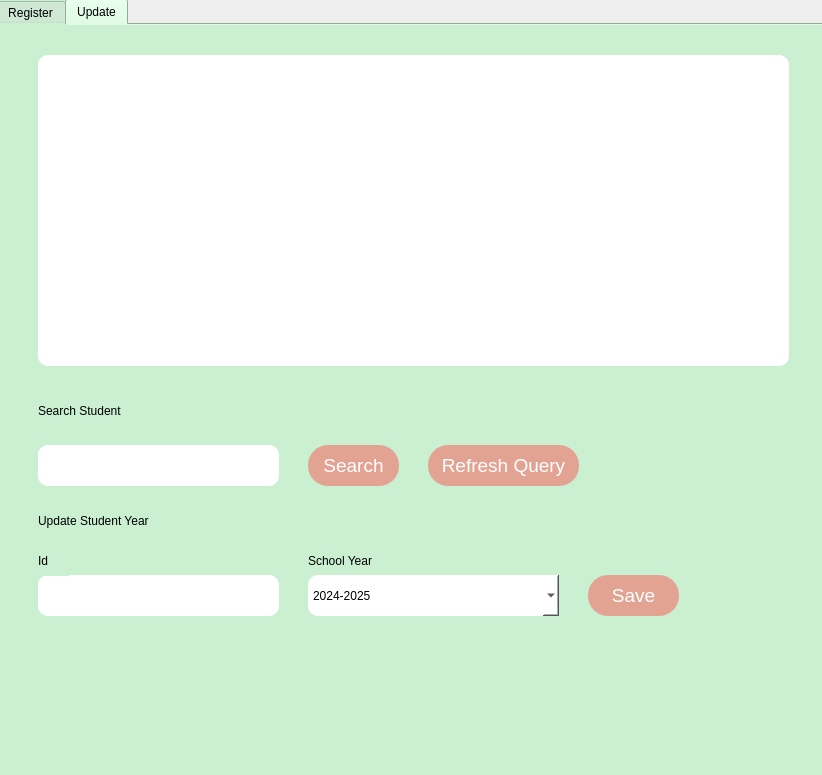
Qt form main.ui (francisganapin/Studen_Register_pyMongo) before a commit.
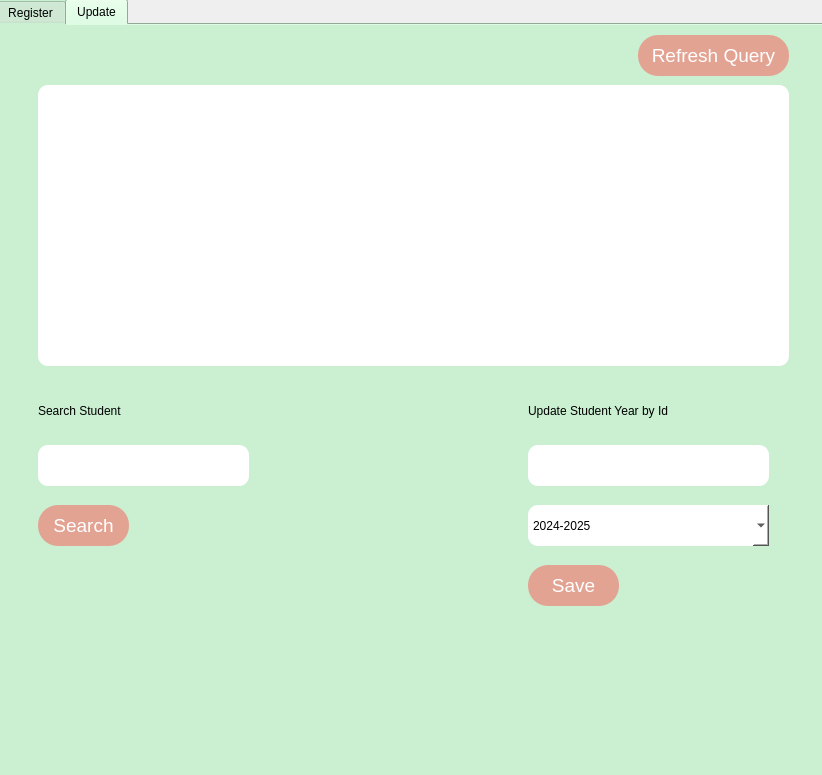
The same form after that commit. The open tabs and pages were chosen to show the change.

Patch:
```diff
--- a/main.ui
+++ b/main.ui
@@ -503,9 +503,9 @@
      <property name="geometry">
       <rect>
        <x>40</x>
-       <y>30</y>
+       <y>60</y>
        <width>751</width>
-       <height>311</height>
+       <height>281</height>
       </rect>
      </property>
      <property name="styleSheet">
@@ -518,7 +518,7 @@
       <rect>
        <x>40</x>
        <y>420</y>
-       <width>241</width>
+       <width>211</width>
        <height>41</height>
       </rect>
      </property>
@@ -547,8 +547,8 @@
     <widget class="QPushButton" name="search_bt">
      <property name="geometry">
       <rect>
-       <x>310</x>
-       <y>420</y>
+       <x>40</x>
+       <y>480</y>
        <width>91</width>
        <height>41</height>
       </rect>
@@ -573,8 +573,8 @@
     <widget class="QPushButton" name="refresh_query_bt">
      <property name="geometry">
       <rect>
-       <x>430</x>
-       <y>420</y>
+       <x>640</x>
+       <y>10</y>
        <width>151</width>
        <height>41</height>
       </rect>
@@ -599,8 +599,8 @@
     <widget class="QLineEdit" name="school_id_update_input">
      <property name="geometry">
       <rect>
-       <x>40</x>
-       <y>550</y>
+       <x>530</x>
+       <y>420</y>
        <width>241</width>
        <height>41</height>
       </rect>
@@ -614,8 +614,8 @@
     <widget class="QLabel" name="label_14">
      <property name="geometry">
       <rect>
-       <x>40</x>
-       <y>480</y>
+       <x>530</x>
+       <y>370</y>
        <width>241</width>
        <height>31</height>
       </rect>
@@ -624,47 +624,15 @@
       <string notr="true">font: 18pt &quot;Segoe UI&quot;;</string>
      </property>
      <property name="text">
-      <string>Update Student Year</string>
-     </property>
-    </widget>
-    <widget class="QLabel" name="label_15">
-     <property name="geometry">
-      <rect>
-       <x>40</x>
-       <y>520</y>
-       <width>31</width>
-       <height>31</height>
-      </rect>
-     </property>
-     <property name="styleSheet">
-      <string notr="true">font: 12pt &quot;Segoe UI&quot;;</string>
-     </property>
-     <property name="text">
-      <string>Id</string>
-     </property>
-    </widget>
-    <widget class="QLabel" name="label_16">
-     <property name="geometry">
-      <rect>
-       <x>310</x>
-       <y>520</y>
-       <width>111</width>
-       <height>31</height>
-      </rect>
-     </property>
-     <property name="styleSheet">
-      <string notr="true">font: 12pt &quot;Segoe UI&quot;;</string>
-     </property>
-     <property name="text">
-      <string>School Year</string>
+      <string>Update Student Year by Id</string>
      </property>
     </widget>
     <widget class="QComboBox" name="school_year_update_input">
      <property name="geometry">
       <rect>
-       <x>310</x>
-       <y>550</y>
-       <width>251</width>
+       <x>530</x>
+       <y>480</y>
+       <width>241</width>
        <height>41</height>
       </rect>
      </property>
@@ -697,8 +665,8 @@
     <widget class="QPushButton" name="save_update_bt">
      <property name="geometry">
       <rect>
-       <x>590</x>
-       <y>550</y>
+       <x>530</x>
+       <y>540</y>
        <width>91</width>
        <height>41</height>
       </rect>
```
Left out of the diff: 2 changed lines with no effect on the pictures.
